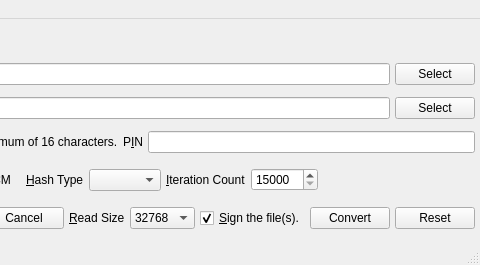
Above: branches/trunk/UI/spot-on-encryptfile.ui from textbrowser/spot-on before the change; both pictures show x 403 to 883 and y 0 to 265 of the 883 by 265 pixel window. Below: the same form after it.
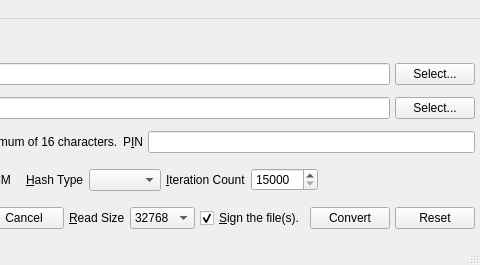
That is the form after the change. Icons and pictures are not drawn.

Patch:
```diff
--- a/branches/trunk/UI/spot-on-encryptfile.ui
+++ b/branches/trunk/UI/spot-on-encryptfile.ui
@@ -77,7 +77,7 @@
       <item>
        <widget class="QPushButton" name="selectDestination">
         <property name="text">
-         <string>Select</string>
+         <string>Select...</string>
         </property>
        </widget>
       </item>
@@ -104,7 +104,7 @@
       <item>
        <widget class="QPushButton" name="select">
         <property name="text">
-         <string>Select</string>
+         <string>Select...</string>
         </property>
        </widget>
       </item>
```
Left out of the diff: 22 changed lines with no effect on the pictures.
